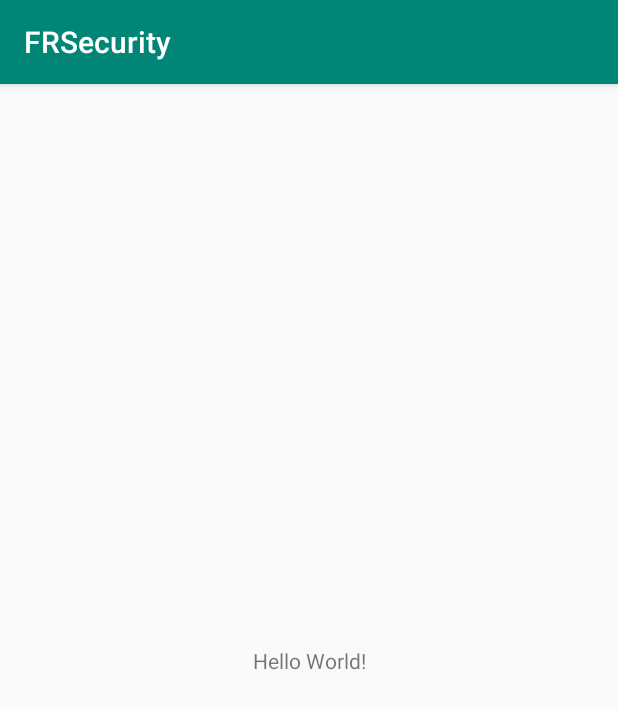
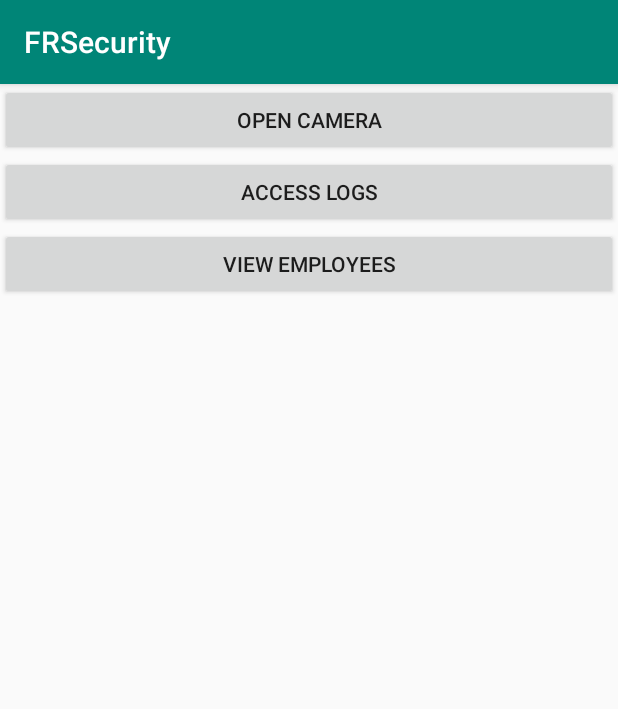
Before and after one commit to andrewtgg/FRS, an Android app: the screen it shows after launch (MainActivity), on a phone screen of 412 x 824 dp. Shown: the top 709 px of the screen. Run offline under Robolectric (Android 15) with nearby library versions, the phone set to English and light mode, and no system bars.

Commit message:
UI in progress

```diff
--- a/app/src/main/java/com/hw/frsecurity/MainActivity.java
+++ b/app/src/main/java/com/hw/frsecurity/MainActivity.java
@@ -2,7 +2,9 @@ package com.hw.frsecurity;
 
 import androidx.appcompat.app.AppCompatActivity;
 
+import android.content.Intent;
 import android.os.Bundle;
+import android.view.View;
 
 public class MainActivity extends AppCompatActivity {
 
@@ -10,5 +12,26 @@ public class MainActivity extends AppCompatActivity {
     protected void onCreate(Bundle savedInstanceState) {
         super.onCreate(savedInstanceState);
         setContentView(R.layout.activity_main);
+        findViewById(R.id.button1).setOnClickListener(new View.OnClickListener() {
+            @Override
+            public void onClick(View  v) {
+                startActivity(new Intent(MainActivity.this, OpenCamera.class));
+            }
+        });
+
+        findViewById(R.id.button2).setOnClickListener(new View.OnClickListener() {
+            @Override
+            public void onClick(View v) {
+                startActivity(new Intent(MainActivity.this, AccessLogs.class));
+            }
+        });
+
+        findViewById(R.id.button3).setOnClickListener(new View.OnClickListener() {
+            @Override
+            public void onClick(View v) {
+                startActivity(new Intent(MainActivity.this, ViewEmployees.class));
+            }
+        });
+
     }
 }
--- a/app/src/main/res/layout/activity_main.xml
+++ b/app/src/main/res/layout/activity_main.xml
@@ -6,13 +6,32 @@
     android:layout_height="match_parent"
     tools:context=".MainActivity">
 
-    <TextView
-        android:layout_width="wrap_content"
+    <LinearLayout
+        android:id="@+id/linearLayout"
+        android:layout_width="match_parent"
+        android:layout_height="match_parent"
+        android:gravity="center_vertical"
+        android:orientation="vertical"/>
+
+    <Button
+        android:id="@+id/button1"
+        android:layout_width="match_parent"
         android:layout_height="wrap_content"
-        android:text="Hello World!"
-        app:layout_constraintBottom_toBottomOf="parent"
-        app:layout_constraintLeft_toLeftOf="parent"
-        app:layout_constraintRight_toRightOf="parent"
-        app:layout_constraintTop_toTopOf="parent" />
+        android:text="@string/opencamera" />
+
+    <Button
+        android:id="@+id/button2"
+        android:layout_width="match_parent"
+        android:layout_height="wrap_content"
+        app:layout_constraintTop_toBottomOf="@+id/button1"
+        android:text="@string/accesslogs" />
+
+    <Button
+        android:id="@+id/button3"
+        android:layout_width="match_parent"
+        android:layout_height="wrap_content"
+        app:layout_constraintTop_toBottomOf="@+id/button2"
+        android:text="@string/viewemployees" />
+
 
 </androidx.constraintlayout.widget.ConstraintLayout>
--- a/app/src/main/res/values/strings.xml
+++ b/app/src/main/res/values/strings.xml
@@ -1,3 +1,6 @@
 <resources>
     <string name="app_name">FRSecurity</string>
+    <string name="opencamera">Open Camera</string>
+    <string name="accesslogs">Access Logs</string>
+    <string name="viewemployees">View Employees</string>
 </resources>
```
Also changed, not shown: app/src/main/AndroidManifest.xml (+18 -7 lines), app/src/main/java/com/hw/frsecurity/AccessLogs.java (added, +14 -0 lines), app/src/main/java/com/hw/frsecurity/OpenCamera.java (added, +18 -0 lines), app/src/main/java/com/hw/frsecurity/ViewEmployees.java (added, +14 -0 lines), app/src/main/res/layout/activity_access_logs.xml (added, +9 -0 lines), app/src/main/res/layout/activity_open_camera.xml (added, +9 -0 lines), app/src/main/res/layout/activity_view_employees.xml (added, +9 -0 lines), 11 other files.
